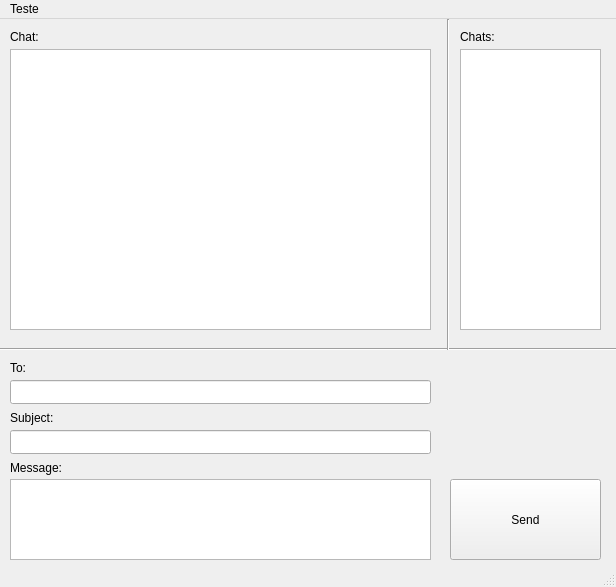
Krymancer/cpp-chat, file mainwindow.ui: the form before one commit.
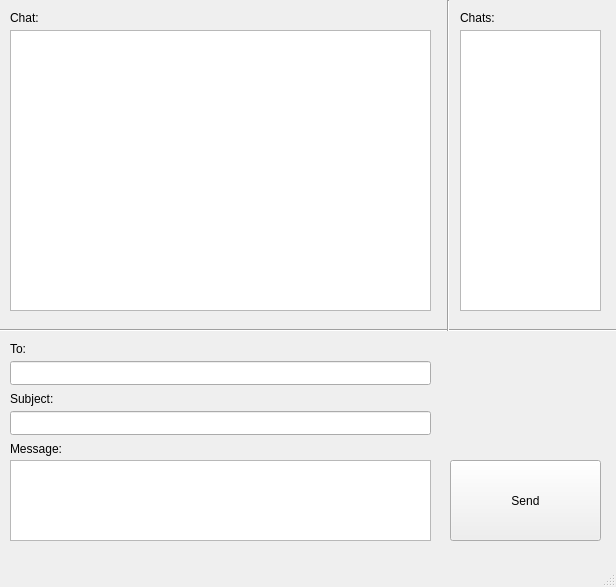
The form after the commit.

Commit message: Ignore messages to antoher clients

Diff of the .ui file:
```diff
--- a/mainwindow.ui
+++ b/mainwindow.ui
@@ -181,12 +181,6 @@
      <height>21</height>
     </rect>
    </property>
-   <widget class="QMenu" name="menuTeste">
-    <property name="title">
-     <string>Teste</string>
-    </property>
-   </widget>
-   <addaction name="menuTeste"/>
   </widget>
   <widget class="QStatusBar" name="statusbar"/>
  </widget>
```
Left out of the diff: 10 changed lines with no effect on the pictures. The commit also changes 2 other files.
